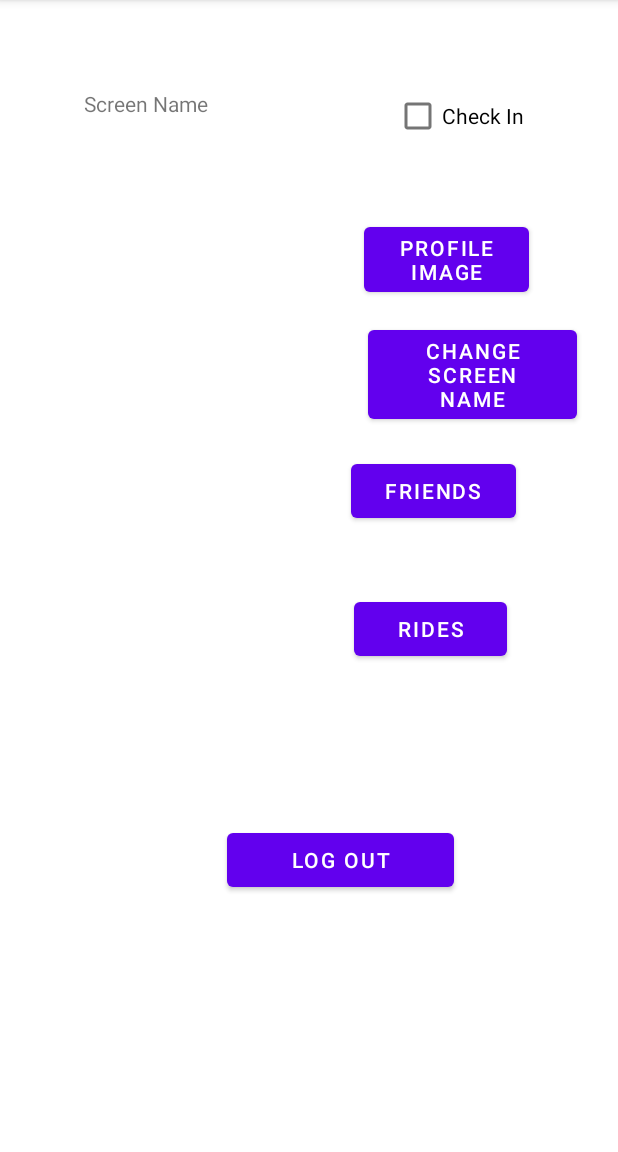
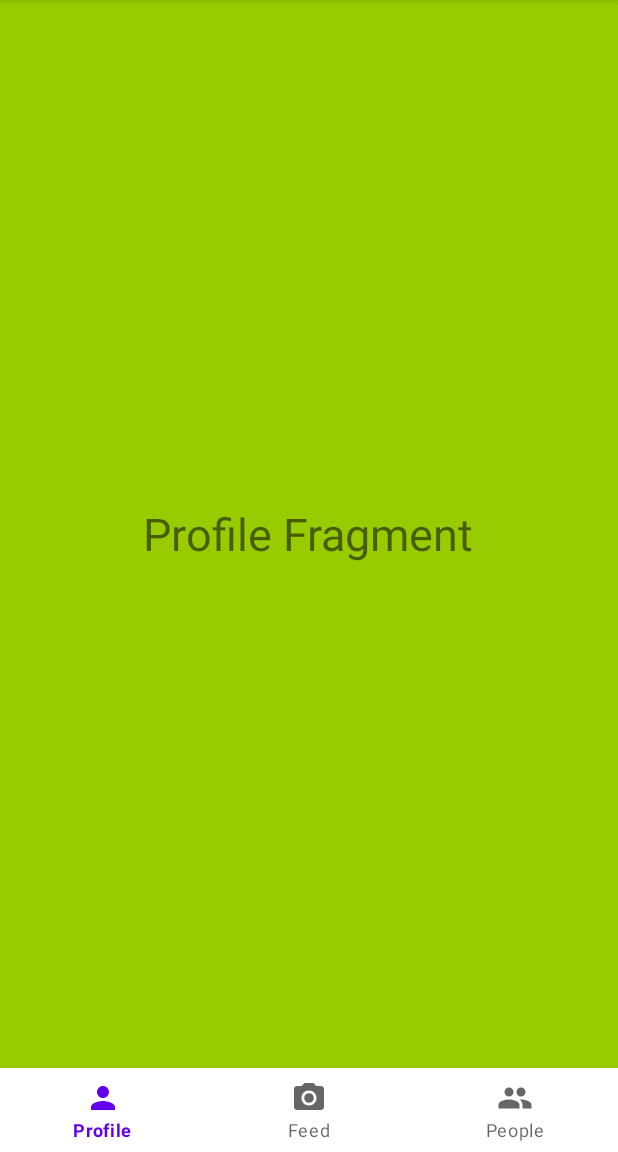
Before and after one commit to Team-Coaster/coaster_life, an Android app: the MainActivity screen opened directly, with no data from a screen before it, on a phone screen of 412 x 824 dp, the part 84-1236 px from its top. Run offline under Robolectric (Android 15) with nearby library versions, the phone set to English and light mode, and no system bars; libraries missing offline, so code that uses them is left out: com.parse.

Commit message:
Fragment Setup

```diff
--- /dev/null
+++ b/app/src/main/java/com/teamcoaster/coasterlife/FeedFragment.java
@@ -0,0 +1,20 @@
+package com.teamcoaster.coasterlife;
+
+
+import android.os.Bundle;
+import android.view.LayoutInflater;
+import android.view.View;
+import android.view.ViewGroup;
+
+import androidx.annotation.Nullable;
+import androidx.fragment.app.Fragment;
+
+public class FeedFragment extends Fragment {
+
+    @Nullable
+    @Override
+    public View onCreateView(LayoutInflater inflater, @Nullable ViewGroup container, @Nullable Bundle savedInstanceState){
+        return inflater.inflate(R.layout.fragment_feed, container, false);
+    }
+
+}
--- a/app/src/main/java/com/teamcoaster/coasterlife/MainActivity.java
+++ b/app/src/main/java/com/teamcoaster/coasterlife/MainActivity.java
@@ -1,96 +1,137 @@
 package com.teamcoaster.coasterlife;
 
+import androidx.annotation.NonNull;
 import androidx.appcompat.app.AppCompatActivity;
+import androidx.fragment.app.Fragment;
+import androidx.fragment.app.FragmentManager;
 
 import android.content.Intent;
 import android.os.Bundle;
 import android.provider.MediaStore;
+import android.view.MenuItem;
 import android.view.View;
 import android.widget.Button;
 import android.widget.CheckBox;
 import android.widget.ImageButton;
 import android.widget.TextView;
 
+import com.google.android.material.bottomnavigation.BottomNavigationView;
+import com.google.android.material.navigation.NavigationBarView;
 import com.parse.ParseQuery;
 import com.parse.ParseUser;
 
 public class MainActivity extends AppCompatActivity {
 
-    public static final String TAG = "MainActivity";
-    private ImageButton ivProfilePicture;
-    private Button btnProfileImg;
-    private Button btnFriends;
-    private Button btnRides;
-    private Button btnLogout;
-    private Button btnSN;
-    private TextView tvSN;
-    private CheckBox cbCheckin;
+//    public static final String TAG = "MainActivity";
+//    private ImageButton ivProfilePicture;
+//    private Button btnProfileImg;
+//    private Button btnFriends;
+//    private Button btnRides;
+//    private Button btnLogout;
+//    private Button btnSN;
+//    private TextView tvSN;
+//    private CheckBox cbCheckin;
+//
+//    final FragmentManager fragmentManager = getSupportFragmentManager();
+//    private BottomNavigationView bottomNavigationView;
 
     @Override
     protected void onCreate(Bundle savedInstanceState) {
         super.onCreate(savedInstanceState);
         setContentView(R.layout.activity_main);
 
-        ivProfilePicture = findViewById(R.id.ivProfilePicture);
-        btnProfileImg = findViewById(R.id.btnProfileImg);
-        btnFriends = findViewById(R.id.btnFriends);
-        btnRides = findViewById(R.id.btnRides);
-        btnLogout = findViewById(R.id.btnLogout);
-        btnSN = findViewById(R.id.btnSN);
-        tvSN = findViewById(R.id.tvSN);
+        BottomNavigationView bottomNav = findViewById(R.id.bottom_navigation);
 
-        cbCheckin = findViewById(R.id.cbCheckin);
+        //Set starting Fragment as Profile Fragment
+        getSupportFragmentManager().beginTransaction().replace(R.id.fragment_container, new ProfileFragment()).commit();
 
-        btnProfileImg.setOnClickListener(new View.OnClickListener() {
+        bottomNav.setOnItemSelectedListener(new NavigationBarView.OnItemSelectedListener() {
             @Override
-            public void onClick(View view) {
-                gotoGallery();
+            public boolean onNavigationItemSelected(@NonNull MenuItem item) {
+                Fragment selectedFragment = null;
+                int id = item.getItemId();
+                switch (id) {
+                    //Check Item ID
+                    case R.id.nav_profile:
+                        selectedFragment = new ProfileFragment();
+                        break;
+                    case R.id.nav_feed:
+                        selectedFragment = new FeedFragment();
+                        break;
+                    case R.id.nav_people:
+                        selectedFragment = new PeopleFragment();
+                        break;
+                }
+                getSupportFragmentManager().beginTransaction().replace(R.id.fragment_container, selectedFragment).commit();
+
+                return true;
             }
         });
 
-        btnSN.setOnClickListener(new View.OnClickListener() {
-            @Override
-            public void onClick(View view) {
-                ParseUser currentUser = ParseUser.getCurrentUser();
-                Profile profile = new Profile();
-                gotoNameChange();
-                //String name = getName(currentUser);
-            }
-        });
+//        ivProfilePicture = findViewById(R.id.ivProfilePicture);
+//        btnProfileImg = findViewById(R.id.btnProfileImg);
+//        btnFriends = findViewById(R.id.btnFriends);
+//        btnRides = findViewById(R.id.btnRides);
+//        btnLogout = findViewById(R.id.btnLogout);
+//        btnSN = findViewById(R.id.btnSN);
+//        tvSN = findViewById(R.id.tvSN);
+//
+//        cbCheckin = findViewById(R.id.cbCheckin);
+//
+//        //bottomNavigationView = findViewById(R.id.bottomNavigation);
+//
+//        btnProfileImg.setOnClickListener(new View.OnClickListener() {
+//            @Override
+//            public void onClick(View view) {
+//                gotoGallery();
+//            }
+//        });
+//
+//        btnSN.setOnClickListener(new View.OnClickListener() {
+//            @Override
+//            public void onClick(View view) {
+//                ParseUser currentUser = ParseUser.getCurrentUser();
+//                Profile profile = new Profile();
+//                gotoNameChange();
+//                //String name = getName(currentUser);
+//            }
+//        });
 
 
-        btnLogout.setOnClickListener(new View.OnClickListener() {
-            @Override
-            public void onClick(View view) {
-                ParseUser.logOut();
-                ParseUser currentUser =  ParseUser.getCurrentUser();
-                if (currentUser == null) {
-                    gotoLogin();
-                }
-            }
-        });
-
-    }
-    /*
-    private String getName(ParseUser currentUser) {
-        ParseQuery<Profile> query = ParseQuery.getQuery(Profile.class);
-        query.whereEqualTo("")
-    }
-    */
-    private void gotoNameChange() {
-        Intent i = new Intent(this, NameChange.class);
-        startActivity(i);
-        finish();
+//        btnLogout.setOnClickListener(new View.OnClickListener() {
+//            @Override
+//            public void onClick(View view) {
+//                ParseUser.logOut();
+//                ParseUser currentUser =  ParseUser.getCurrentUser();
+//                if (currentUser == null) {
+//                    gotoLogin();
+//                }
+//            }
+//        });
+//
+//
     }
 
-    private void gotoGallery() {
-        Intent i = new Intent(Intent.ACTION_PICK, MediaStore.Images.Media.EXTERNAL_CONTENT_URI);
-        startActivityForResult(i,3);
+//    /*
+//    private String getName(ParseUser currentUser) {
+//        ParseQuery<Profile> query = ParseQuery.getQuery(Profile.class);
+//        query.whereEqualTo("")
+//    }
+//    */
+//    private void gotoNameChange() {
+//        Intent i = new Intent(this, NameChange.class);
+//        startActivity(i);
+//        finish();
+//    }
+//
+//    private void gotoGallery() {
+//        Intent i = new Intent(Intent.ACTION_PICK, MediaStore.Images.Media.EXTERNAL_CONTENT_URI);
+//        startActivityForResult(i,3);
+//    }
+//
+//    private void gotoLogin() {
+//        Intent i = new Intent(this, Login.class);
+//        startActivity(i);
+//        finish();
+//    }
     }
-
-    private void gotoLogin() {
-        Intent i = new Intent(this, Login.class);
-        startActivity(i);
-        finish();
-    }
-}
--- /dev/null
+++ b/app/src/main/java/com/teamcoaster/coasterlife/PeopleFragment.java
@@ -0,0 +1,20 @@
+package com.teamcoaster.coasterlife;
+
+
+import android.os.Bundle;
+import android.view.LayoutInflater;
+import android.view.View;
+import android.view.ViewGroup;
+
+import androidx.annotation.Nullable;
+import androidx.fragment.app.Fragment;
+
+public class PeopleFragment extends Fragment {
+
+    @Nullable
+    @Override
+    public View onCreateView(LayoutInflater inflater, @Nullable ViewGroup container, @Nullable Bundle savedInstanceState){
+        return inflater.inflate(R.layout.fragment_people, container, false);
+    }
+
+}
--- /dev/null
+++ b/app/src/main/java/com/teamcoaster/coasterlife/ProfileFragment.java
@@ -0,0 +1,22 @@
+package com.teamcoaster.coasterlife;
+
+import android.os.Bundle;
+import android.view.LayoutInflater;
+import android.view.View;
+import android.view.ViewGroup;
+
+import androidx.annotation.Nullable;
+import androidx.fragment.app.Fragment;
+
+
+public class ProfileFragment extends Fragment {
+
+    @Nullable
+    @Override
+    public View onCreateView(LayoutInflater inflater, @Nullable ViewGroup container, @Nullable Bundle savedInstanceState){
+        return inflater.inflate(R.layout.fragment_profile, container, false);
+
+
+    }
+
+}
--- /dev/null
+++ b/app/src/main/res/drawable/ic_baseline_camera_alt_24.xml
@@ -0,0 +1,13 @@
+<vector xmlns:android="http://schemas.android.com/apk/res/android"
+    android:width="24dp"
+    android:height="24dp"
+    android:viewportWidth="24"
+    android:viewportHeight="24"
+    android:tint="?attr/colorControlNormal">
+  <path
+      android:fillColor="@android:color/white"
+      android:pathData="M12,12m-3.2,0a3.2,3.2 0,1 1,6.4 0a3.2,3.2 0,1 1,-6.4 0"/>
+  <path
+      android:fillColor="@android:color/white"
+      android:pathData="M9,2L7.17,4L4,4c-1.1,0 -2,0.9 -2,2v12c0,1.1 0.9,2 2,2h16c1.1,0 2,-0.9 2,-2L22,6c0,-1.1 -0.9,-2 -2,-2h-3.17L15,2L9,2zM12,17c-2.76,0 -5,-2.24 -5,-5s2.24,-5 5,-5 5,2.24 5,5 -2.24,5 -5,5z"/>
+</vector>
--- /dev/null
+++ b/app/src/main/res/drawable/ic_baseline_people_24.xml
@@ -0,0 +1,10 @@
+<vector xmlns:android="http://schemas.android.com/apk/res/android"
+    android:width="24dp"
+    android:height="24dp"
+    android:viewportWidth="24"
+    android:viewportHeight="24"
+    android:tint="?attr/colorControlNormal">
+  <path
+      android:fillColor="@android:color/white"
+      android:pathData="M16,11c1.66,0 2.99,-1.34 2.99,-3S17.66,5 16,5c-1.66,0 -3,1.34 -3,3s1.34,3 3,3zM8,11c1.66,0 2.99,-1.34 2.99,-3S9.66,5 8,5C6.34,5 5,6.34 5,8s1.34,3 3,3zM8,13c-2.33,0 -7,1.17 -7,3.5L1,19h14v-2.5c0,-2.33 -4.67,-3.5 -7,-3.5zM16,13c-0.29,0 -0.62,0.02 -0.97,0.05 1.16,0.84 1.97,1.97 1.97,3.45L17,19h6v-2.5c0,-2.33 -4.67,-3.5 -7,-3.5z"/>
+</vector>
--- /dev/null
+++ b/app/src/main/res/drawable/ic_baseline_person_24.xml
@@ -0,0 +1,10 @@
+<vector xmlns:android="http://schemas.android.com/apk/res/android"
+    android:width="24dp"
+    android:height="24dp"
+    android:viewportWidth="24"
+    android:viewportHeight="24"
+    android:tint="?attr/colorControlNormal">
+  <path
+      android:fillColor="@android:color/white"
+      android:pathData="M12,12c2.21,0 4,-1.79 4,-4s-1.79,-4 -4,-4 -4,1.79 -4,4 1.79,4 4,4zM12,14c-2.67,0 -8,1.34 -8,4v2h16v-2c0,-2.66 -5.33,-4 -8,-4z"/>
+</vector>
--- a/app/src/main/res/layout/activity_main.xml
+++ b/app/src/main/res/layout/activity_main.xml
@@ -8,92 +8,107 @@
     android:textAlignment="center"
     tools:context=".MainActivity">
 
+<!--    <ImageButton-->
+<!--        android:id="@+id/ivProfilePicture"-->
+<!--        android:layout_width="204dp"-->
+<!--        android:layout_height="204dp"-->
+<!--        android:layout_alignParentStart="true"-->
+<!--        android:layout_alignParentTop="true"-->
+<!--        android:layout_marginStart="2dp"-->
+<!--        android:layout_marginTop="78dp"-->
+<!--        android:background="@null"-->
+<!--        android:contentDescription="@string/profileimg"-->
+<!--        android:visibility="visible"-->
+<!--        tools:src="@tools:sample/avatars"-->
+<!--        tools:srcCompat="@tools:sample/avatars[2]"-->
+<!--        tools:visibility="visible" />-->
 
-    <ImageButton
-        android:id="@+id/ivProfilePicture"
-        android:layout_width="204dp"
-        android:layout_height="204dp"
-        android:layout_alignParentStart="true"
-        android:layout_alignParentTop="true"
-        android:layout_marginStart="2dp"
-        android:layout_marginTop="78dp"
-        android:background="@null"
-        android:contentDescription="@string/profileimg"
-        android:visibility="visible"
-        tools:src="@tools:sample/avatars"
-        tools:srcCompat="@tools:sample/avatars[2]"
-        tools:visibility="visible" />
+<!--    <Button-->
+<!--        android:id="@+id/btnProfileImg"-->
+<!--        android:layout_width="110dp"-->
+<!--        android:layout_height="wrap_content"-->
+<!--        android:layout_alignParentTop="true"-->
+<!--        android:layout_alignParentEnd="true"-->
+<!--        android:layout_marginTop="145dp"-->
+<!--        android:layout_marginEnd="59dp"-->
+<!--        android:text="@string/profileimg" />-->
 
-    <Button
-        android:id="@+id/btnProfileImg"
-        android:layout_width="110dp"
+<!--    <Button-->
+<!--        android:id="@+id/btnFriends"-->
+<!--        android:layout_width="110dp"-->
+<!--        android:layout_height="wrap_content"-->
+<!--        android:layout_below="@+id/btnSN"-->
+<!--        android:layout_alignParentEnd="true"-->
+<!--        android:layout_marginTop="18dp"-->
+<!--        android:layout_marginEnd="68dp"-->
+<!--        android:text="@string/Friends" />-->
+
+<!--    <Button-->
+<!--        android:id="@+id/btnRides"-->
+<!--        android:layout_width="102dp"-->
+<!--        android:layout_height="wrap_content"-->
+<!--        android:layout_below="@+id/btnFriends"-->
+<!--        android:layout_alignParentEnd="true"-->
+<!--        android:layout_marginTop="44dp"-->
+<!--        android:layout_marginEnd="74dp"-->
+<!--        android:text="@string/Rides" />-->
+
+<!--    <Button-->
+<!--        android:id="@+id/btnLogout"-->
+<!--        android:layout_width="151dp"-->
+<!--        android:layout_height="wrap_content"-->
+<!--        android:layout_below="@+id/btnRides"-->
+<!--        android:layout_alignParentEnd="true"-->
+<!--        android:layout_centerHorizontal="true"-->
+<!--        android:layout_marginTop="106dp"-->
+<!--        android:layout_marginEnd="109dp"-->
+<!--        android:text="@string/logout" />-->
+
+<!--    <CheckBox-->
+<!--        android:id="@+id/cbCheckin"-->
+<!--        android:layout_width="107dp"-->
+<!--        android:layout_height="wrap_content"-->
+<!--        android:layout_alignParentTop="true"-->
+<!--        android:layout_alignParentEnd="true"-->
+<!--        android:layout_marginTop="53dp"-->
+<!--        android:layout_marginEnd="42dp"-->
+<!--        android:text="@string/checkin" />-->
+
+<!--    <TextView-->
+<!--        android:id="@+id/tvSN"-->
+<!--        android:layout_width="117dp"-->
+<!--        android:layout_height="wrap_content"-->
+<!--        android:layout_alignParentStart="true"-->
+<!--        android:layout_alignParentTop="true"-->
+<!--        android:layout_marginStart="56dp"-->
+<!--        android:layout_marginTop="59dp"-->
+<!--        android:text="@string/screenname" />-->
+
+<!--    <Button-->
+<!--        android:id="@+id/btnSN"-->
+<!--        android:layout_width="139dp"-->
+<!--        android:layout_height="wrap_content"-->
+<!--        android:layout_below="@+id/btnProfileImg"-->
+<!--        android:layout_alignParentEnd="true"-->
+<!--        android:layout_marginTop="13dp"-->
+<!--        android:layout_marginEnd="27dp"-->
+<!--        android:text="@string/changeSN" />-->
+
+    <FrameLayout
+        android:id="@+id/fragment_container"
+        android:layout_width="match_parent"
+        android:layout_height="match_parent"
+        android:layout_above="@id/bottom_navigation">
+
+    </FrameLayout>
+
+    <com.google.android.material.bottomnavigation.BottomNavigationView
+        android:id="@+id/bottom_navigation"
+        android:layout_width="match_parent"
         android:layout_height="wrap_content"
-        android:layout_alignParentTop="true"
-        android:layout_alignParentEnd="true"
-        android:layout_marginTop="145dp"
-        android:layout_marginEnd="59dp"
-        android:text="@string/profileimg" />
-
-    <Button
-        android:id="@+id/btnFriends"
-        android:layout_width="110dp"
-        android:layout_height="wrap_content"
-        android:layout_below="@+id/btnSN"
-        android:layout_alignParentEnd="true"
-        android:layout_marginTop="18dp"
-        android:layout_marginEnd="68dp"
-        android:text="@string/Friends" />
-
-    <Button
-        android:id="@+id/btnRides"
-        android:layout_width="102dp"
-        android:layout_height="wrap_content"
-        android:layout_below="@+id/btnFriends"
-        android:layout_alignParentEnd="true"
-        android:layout_marginTop="44dp"
-        android:layout_marginEnd="74dp"
-        android:text="@string/Rides" />
-
-    <Button
-        android:id="@+id/btnLogout"
-        android:layout_width="151dp"
-        android:layout_height="wrap_content"
-        android:layout_below="@+id/btnRides"
-        android:layout_alignParentEnd="true"
-        android:layout_centerHorizontal="true"
-        android:layout_marginTop="106dp"
-        android:layout_marginEnd="109dp"
-        android:text="@string/logout" />
-
-    <CheckBox
-        android:id="@+id/cbCheckin"
-        android:layout_width="107dp"
-        android:layout_height="wrap_content"
-        android:layout_alignParentTop="true"
-        android:layout_alignParentEnd="true"
-        android:layout_marginTop="53dp"
-        android:layout_marginEnd="42dp"
-        android:text="@string/checkin" />
-
-    <TextView
-        android:id="@+id/tvSN"
-        android:layout_width="117dp"
-        android:layout_height="wrap_content"
-        android:layout_alignParentStart="true"
-        android:layout_alignParentTop="true"
-        android:layout_marginStart="56dp"
-        android:layout_marginTop="59dp"
-        android:text="@string/screenname" />
-
-    <Button
-        android:id="@+id/btnSN"
-        android:layout_width="139dp"
-        android:layout_height="wrap_content"
-        android:layout_below="@+id/btnProfileImg"
-        android:layout_alignParentEnd="true"
-        android:layout_marginTop="13dp"
-        android:layout_marginEnd="27dp"
-        android:text="@string/changeSN" />
+        android:layout_alignParentBottom="true"
+        android:background="?android:attr/windowBackground"
+        app:menu="@menu/bottom_navigation" />
 
 
 </RelativeLayout>
--- /dev/null
+++ b/app/src/main/res/layout/fragment_feed.xml
@@ -0,0 +1,15 @@
+<?xml version="1.0" encoding="utf-8"?>
+<RelativeLayout xmlns:android="http://schemas.android.com/apk/res/android"
+    android:layout_width="match_parent"
+    android:layout_height="match_parent"
+    android:background="@android:color/holo_blue_light">
+
+    <TextView
+        android:layout_width="wrap_content"
+        android:layout_height="wrap_content"
+        android:text="Feed Fragment"
+        android:textSize="30sp"
+        android:layout_centerInParent="true"/>
+
+
+</RelativeLayout>
--- /dev/null
+++ b/app/src/main/res/layout/fragment_people.xml
@@ -0,0 +1,15 @@
+<?xml version="1.0" encoding="utf-8"?>
+<RelativeLayout xmlns:android="http://schemas.android.com/apk/res/android"
+    android:layout_width="match_parent"
+    android:layout_height="match_parent"
+    android:background="@android:color/holo_red_light">
+
+    <TextView
+        android:layout_width="wrap_content"
+        android:layout_height="wrap_content"
+        android:text="People Fragment"
+        android:textSize="30sp"
+        android:layout_centerInParent="true"/>
+
+
+</RelativeLayout>
--- /dev/null
+++ b/app/src/main/res/layout/fragment_profile.xml
@@ -0,0 +1,101 @@
+<?xml version="1.0" encoding="utf-8"?>
+<RelativeLayout xmlns:android="http://schemas.android.com/apk/res/android"
+    android:layout_width="match_parent"
+    android:layout_height="match_parent"
+    android:background="@android:color/holo_green_light">
+
+
+    <!--    <ImageButton-->
+    <!--        android:id="@+id/ivProfilePicture"-->
+    <!--        android:layout_width="204dp"-->
+    <!--        android:layout_height="204dp"-->
+    <!--        android:layout_alignParentStart="true"-->
+    <!--        android:layout_alignParentTop="true"-->
+    <!--        android:layout_marginStart="2dp"-->
+    <!--        android:layout_marginTop="78dp"-->
+    <!--        android:background="@null"-->
+    <!--        android:contentDescription="@string/profileimg"-->
+    <!--        android:visibility="visible"-->
+    <!--        tools:src="@tools:sample/avatars"-->
+    <!--        tools:srcCompat="@tools:sample/avatars[2]"-->
+    <!--        tools:visibility="visible" />-->
+
+    <!--    <Button-->
+    <!--        android:id="@+id/btnProfileImg"-->
+    <!--        android:layout_width="110dp"-->
+    <!--        android:layout_height="wrap_content"-->
+    <!--        android:layout_alignParentTop="true"-->
+    <!--        android:layout_alignParentEnd="true"-->
+    <!--        android:layout_marginTop="145dp"-->
+    <!--        android:layout_marginEnd="59dp"-->
+    <!--        android:text="@string/profileimg" />-->
+
+    <!--    <Button-->
+    <!--        android:id="@+id/btnFriends"-->
+    <!--        android:layout_width="110dp"-->
+    <!--        android:layout_height="wrap_content"-->
+    <!--        android:layout_below="@+id/btnSN"-->
+    <!--        android:layout_alignParentEnd="true"-->
+    <!--        android:layout_marginTop="18dp"-->
+    <!--        android:layout_marginEnd="68dp"-->
+    <!--        android:text="@string/Friends" />-->
+
+    <!--    <Button-->
+    <!--        android:id="@+id/btnRides"-->
+    <!--        android:layout_width="102dp"-->
+    <!--        android:layout_height="wrap_content"-->
+    <!--        android:layout_below="@+id/btnFriends"-->
+    <!--        android:layout_alignParentEnd="true"-->
+    <!--        android:layout_marginTop="44dp"-->
+    <!--        android:layout_marginEnd="74dp"-->
+    <!--        android:text="@string/Rides" />-->
+
+    <!--    <Button-->
+    <!--        android:id="@+id/btnLogout"-->
+    <!--        android:layout_width="151dp"-->
+    <!--        android:layout_height="wrap_content"-->
+    <!--        android:layout_below="@+id/btnRides"-->
+    <!--        android:layout_alignParentEnd="true"-->
+    <!--        android:layout_centerHorizontal="true"-->
+    <!--        android:layout_marginTop="106dp"-->
+    <!--        android:layout_marginEnd="109dp"-->
+    <!--        android:text="@string/logout" />-->
+
+    <!--    <CheckBox-->
+    <!--        android:id="@+id/cbCheckin"-->
+    <!--        android:layout_width="107dp"-->
+    <!--        android:layout_height="wrap_content"-->
+    <!--        android:layout_alignParentTop="true"-->
+    <!--        android:layout_alignParentEnd="true"-->
+    <!--        android:layout_marginTop="53dp"-->
+    <!--        android:layout_marginEnd="42dp"-->
+    <!--        android:text="@string/checkin" />-->
+
+    <!--    <TextView-->
+    <!--        android:id="@+id/tvSN"-->
+    <!--        android:layout_width="117dp"-->
+    <!--        android:layout_height="wrap_content"-->
+    <!--        android:layout_alignParentStart="true"-->
+    <!--        android:layout_alignParentTop="true"-->
+    <!--        android:layout_marginStart="56dp"-->
+    <!--        android:layout_marginTop="59dp"-->
+    <!--        android:text="@string/screenname" />-->
+
+    <!--    <Button-->
+    <!--        android:id="@+id/btnSN"-->
+    <!--        android:layout_width="139dp"-->
+    <!--        android:layout_height="wrap_content"-->
+    <!--        android:layout_below="@+id/btnProfileImg"-->
+    <!--        android:layout_alignParentEnd="true"-->
+    <!--        android:layout_marginTop="13dp"-->
+    <!--        android:layout_marginEnd="27dp"-->
+    <!--        android:text="@string/changeSN" />-->
+
+    <TextView
+        android:layout_width="wrap_content"
+        android:layout_height="wrap_content"
+        android:text="Profile Fragment"
+        android:textSize="30sp"
+        android:layout_centerInParent="true"/>
+
+</RelativeLayout>
--- /dev/null
+++ b/app/src/main/res/menu/bottom_navigation.xml
@@ -0,0 +1,19 @@
+<?xml version="1.0" encoding="utf-8"?>
+<menu xmlns:android="http://schemas.android.com/apk/res/android">
+
+    <item
+        android:id="@+id/nav_profile"
+        android:icon="@drawable/ic_baseline_person_24"
+        android:title="Profile"/>
+
+    <item
+        android:id="@+id/nav_feed"
+        android:icon="@drawable/ic_baseline_camera_alt_24"
+        android:title="Feed"/>
+
+    <item
+        android:id="@+id/nav_people"
+        android:icon="@drawable/ic_baseline_people_24"
+        android:title="People"/>
+
+</menu>
```
